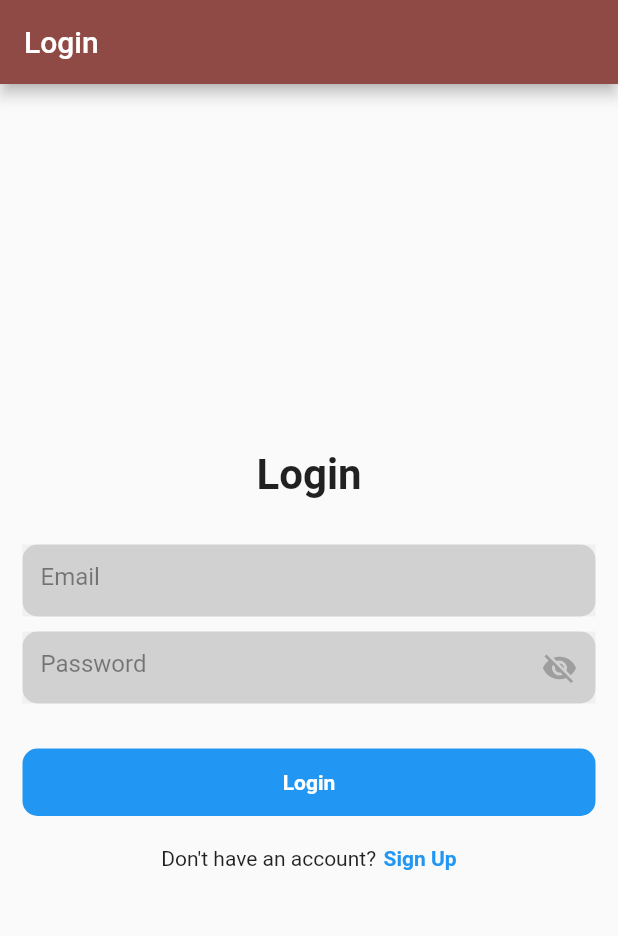
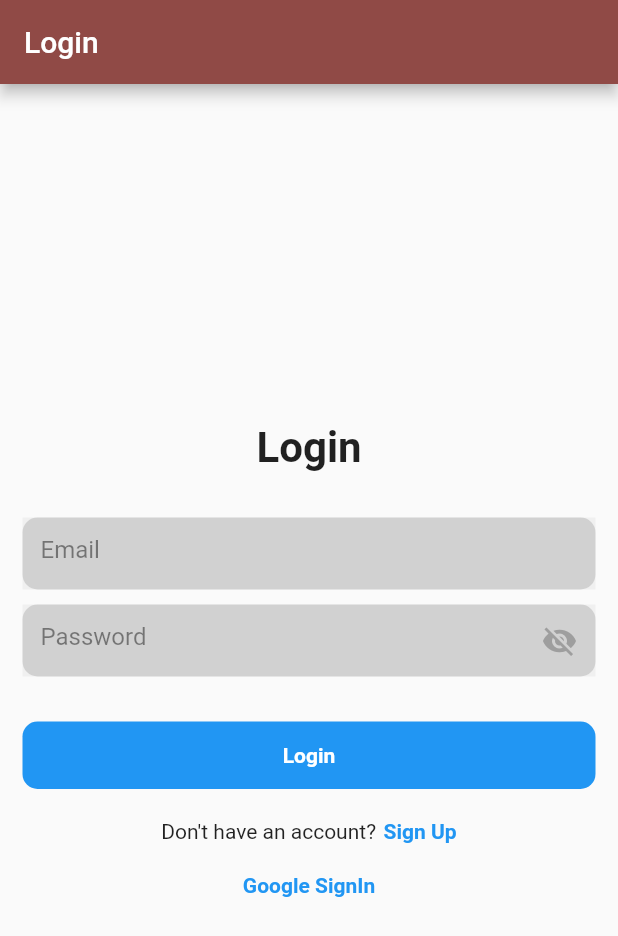
Before and after one commit to bikashchaudhary007/Tomato-Game, a Flutter app: the screen it shows after launch, on a phone screen of 412 x 824 dp. Shown: the top 936 px of the screen. Run offline on Flutter 3.47's test engine with Material 2 defaults, Android fonts, the phone set to English and light mode, and no system bars; our stand-ins replace firebase_auth, firebase_core, fluttertoast; accounts and stored records are empty.

Commit message:
Google SingIn button added

```diff
--- a/tomatogame/lib/Features/user_auth/presentation/pages/login_page.dart
+++ b/tomatogame/lib/Features/user_auth/presentation/pages/login_page.dart
@@ -117,6 +117,30 @@ class _LoginPageState extends State<LoginPage> {
                   )
                 ],
               ),
+
+              SizedBox(
+                height: 20,
+              ),
+
+              GestureDetector(
+                onTap: () {
+                  // Navigator.pushAndRemoveUntil(
+                  //   context,
+                  //   MaterialPageRoute(builder: (context) => SignUpPage()),
+                  //       (route) => false,
+                  // );
+                },
+                child: Text(
+                  "Google SignIn",
+                  style: TextStyle(
+                    color: Colors.blue,
+                    fontWeight: FontWeight.bold,
+                  ),
+                ),
+              )
+
+
+
             ],
           ),
         ),
```
